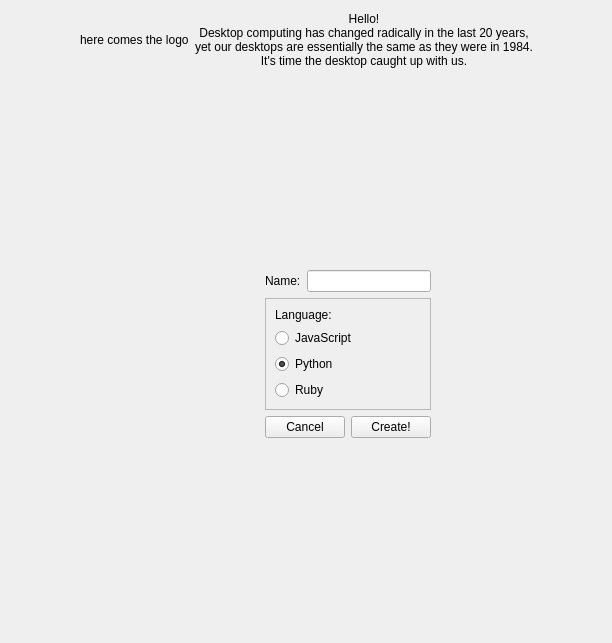
Old version of the form startpage.ui in the repository KDE/plasma-sdk.
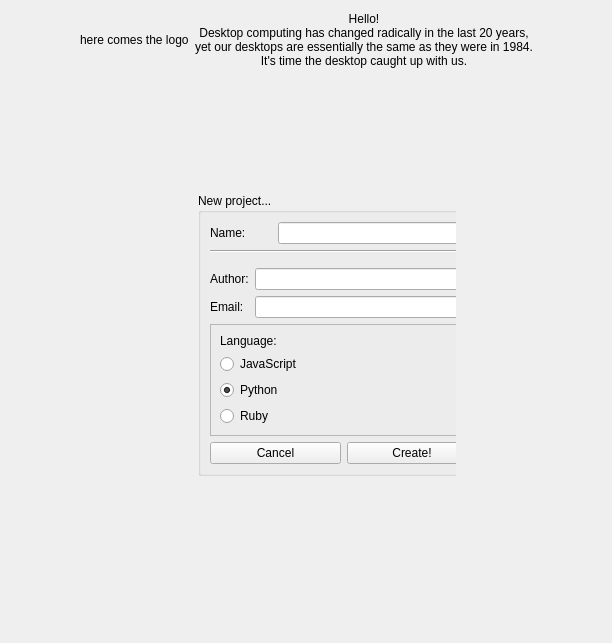
New version of the form. The open tabs and pages were chosen to show the change. Custom widgets are drawn as their Qt base class.

Commit message: Added Author and Email fields to Create New project layout, defaluted with current username. These strings are used to setup correctly the header in the main script file. Adjusted the templates.

Diff of the .ui file:
```diff
--- a/startpage.ui
+++ b/startpage.ui
@@ -288,17 +288,17 @@
                 </layout>
                </widget>
                <widget class="QWidget" name="stackedWidgetPageTwo">
-                <widget class="QWidget" name="layoutWidget">
+                <widget class="QWidget" name="">
                  <property name="geometry">
                   <rect>
-                   <x>80</x>
-                   <y>5</y>
-                   <width>220</width>
-                   <height>511</height>
+                   <x>40</x>
+                   <y>0</y>
+                   <width>291</width>
+                   <height>481</height>
                   </rect>
                  </property>
-                 <layout class="QVBoxLayout" name="verticalLayout_5">
-                  <item>
+                 <layout class="QGridLayout" name="gridLayout_9">
+                  <item row="0" column="0">
                    <spacer name="verticalSpacer_3">
                     <property name="orientation">
                      <enum>Qt::Vertical</enum>
@@ -311,34 +311,31 @@
                     </property>
                    </spacer>
                   </item>
-                  <item>
-                   <layout class="QHBoxLayout" name="horizontalLayout_5">
-                    <item>
-                     <spacer name="horizontalSpacer_6">
-                      <property name="orientation">
-                       <enum>Qt::Horizontal</enum>
-                      </property>
-                      <property name="sizeHint" stdset="0">
-                       <size>
-                        <width>13</width>
-                        <height>169</height>
-                       </size>
-                      </property>
-                     </spacer>
-                    </item>
-                    <item>
-                     <layout class="QFormLayout" name="formLayout">
+                  <item row="1" column="0">
+                   <widget class="QGroupBox" name="groupBox_3">
+                    <property name="sizePolicy">
+                     <sizepolicy hsizetype="Minimum" vsizetype="Minimum">
+                      <horstretch>0</horstretch>
+                      <verstretch>0</verstretch>
+                     </sizepolicy>
+                    </property>
+                    <property name="title">
+                     <string>New project...</string>
+                    </property>
+                    <layout class="QGridLayout" name="gridLayout_8">
                       <item row="0" column="0">
-                       <widget class="QLabel" name="label">
+                      <layout class="QGridLayout" name="gridLayout_7">
+                       <item row="0" column="0">
+                        <widget class="QLabel" name="labelName">
                         <property name="text">
                          <string>Name:</string>
                         </property>
                        </widget>
                       </item>
-                      <item row="0" column="1">
+                       <item row="0" column="1" colspan="3">
                        <widget class="KLineEdit" name="projectName"/>
                       </item>
-                      <item row="1" column="0" colspan="2">
+                       <item row="4" column="0" colspan="4">
                        <widget class="QFrame" name="frame">
                         <property name="frameShape">
                          <enum>QFrame::StyledPanel</enum>
@@ -381,7 +378,7 @@
                         </layout>
                        </widget>
                       </item>
-                      <item row="2" column="0" colspan="2">
+                       <item row="5" column="0" colspan="4">
                        <layout class="QHBoxLayout" name="horizontalLayout">
                         <item>
                          <widget class="KPushButton" name="cancelNewProjectButton">
@@ -399,24 +396,50 @@
                         </item>
                        </layout>
                       </item>
-                     </layout>
-                    </item>
-                    <item>
-                     <spacer name="horizontalSpacer_5">
+                       <item row="3" column="0" colspan="4">
+                        <layout class="QFormLayout" name="formLayout_2">
+                         <item row="0" column="0">
+                          <widget class="Line" name="line">
+                           <property name="orientation">
+                            <enum>Qt::Horizontal</enum>
+                           </property>
+                          </widget>
+                         </item>
+                         <item row="1" column="0">
+                          <widget class="QLabel" name="authorLabel">
+                           <property name="text">
+                            <string>Author:</string>
+                           </property>
+                          </widget>
+                         </item>
+                         <item row="1" column="1">
+                          <widget class="KLineEdit" name="authorTextField"/>
+                         </item>
+                         <item row="2" column="0">
+                          <widget class="QLabel" name="emailLabel">
+                           <property name="text">
+                            <string>Email:</string>
+                           </property>
+                          </widget>
+                         </item>
+                         <item row="2" column="1">
+                          <widget class="KLineEdit" name="emailTextField"/>
+                         </item>
+                        </layout>
+                       </item>
+                       <item row="1" column="0" colspan="4">
+                        <widget class="Line" name="line_2">
                       <property name="orientation">
                        <enum>Qt::Horizontal</enum>
                       </property>
-                      <property name="sizeHint" stdset="0">
-                       <size>
-                        <width>13</width>
-                        <height>169</height>
-                       </size>
-                      </property>
-                     </spacer>
+                        </widget>
                     </item>
                    </layout>
                   </item>
-                  <item>
+                    </layout>
+                   </widget>
+                  </item>
+                  <item row="2" column="0">
                    <spacer name="verticalSpacer_4">
                     <property name="orientation">
                      <enum>Qt::Vertical</enum>
```
Left out of the diff: 49 changed lines with no effect on the pictures. Lines whose indentation alone changed are shown as unchanged. The commit also changes 9 other files.
